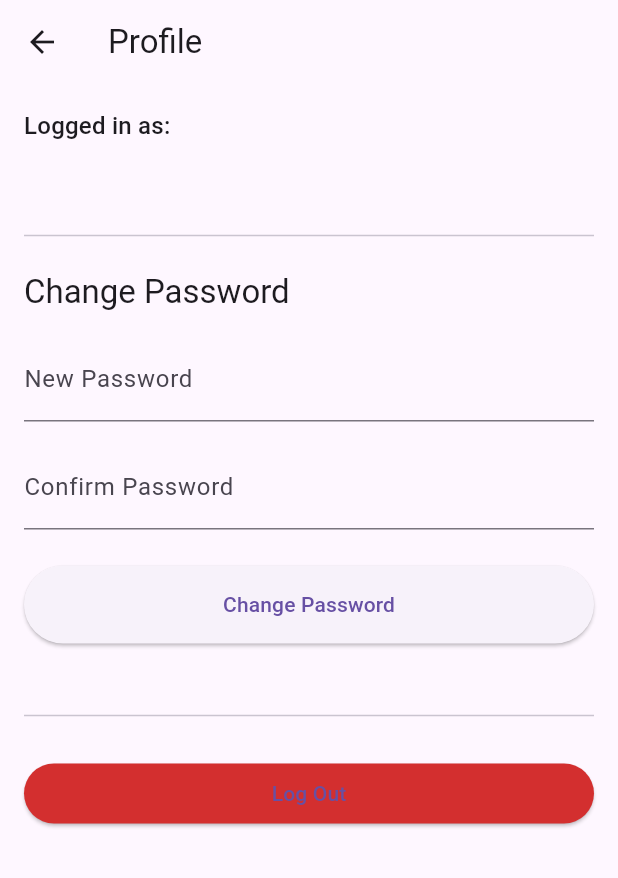
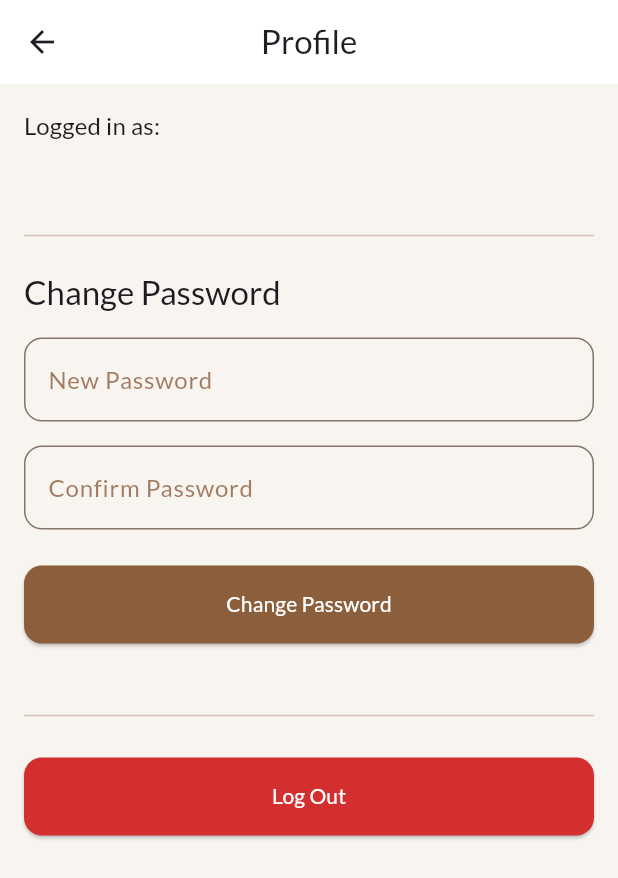
Before and after one commit to miguel101597/ecommerce-app, a Flutter app: the screen it shows once a user with an empty profile is signed in, after a tap on the "person outline" icon, on a phone screen of 412 x 824 dp. Shown: the top 878 px of the screen. Run offline on Flutter 3.47's test engine with Material 3 defaults, Android fonts, the phone set to English and light mode, and no system bars; our stand-ins replace cloud_firestore, firebase_auth, firebase_core, flutter_native_splash, google_fonts; accounts and stored records are empty; network calls fail.

Commit message:
Implement Module 19: Branding & Professional UI Refactor - Add google_fonts, define color palette and global ThemeData with Lato font, brown buttons, rounded text fields/cards, white AppBar, replace HomeScreen AppBar title with logo image, refine ProductCard with balanced 60/40 layout and rounded images

```diff
--- a/lib/main.dart
+++ b/lib/main.dart
@@ -7,6 +7,14 @@ import 'package:firebase_auth/firebase_auth.dart';
 import 'package:ecommerce_app/screens/auth_wrapper.dart';
 import 'package:ecommerce_app/providers/cart_provider.dart'; // 1. Need this
 import 'package:provider/provider.dart'; // 2. Need this
+import 'package:google_fonts/google_fonts.dart'; // 1. ADD THIS IMPORT
+
+// 2. --- ADD OUR NEW APP COLOR PALETTE ---
+const Color kRichBlack = Color(0xFF1D1F24); // A dark, rich black
+const Color kBrown = Color(0xFF8B5E3C);      // Our main "coffee" brown
+const Color kLightBrown = Color(0xFFD2B48C);  // A lighter tan/beige
+const Color kOffWhite = Color(0xFFF8F4F0);    // A warm, off-white background
+// --- END OF COLOR PALETTE ---
 
 void main() async {
   // 1. Preserve splash screen (Unchanged)
@@ -19,7 +27,7 @@ void main() async {
   );
 
   // 3. Set web persistence (Unchanged)
-  await FirebaseAuth.instance.setPersistence(Persistence.LOCAL);
+  // await FirebaseAuth.instance.setPersistence(Persistence.LOCAL);
 
   // 4. --- THIS IS THE FIX ---
   // We manually create the CartProvider instance *before* runApp
@@ -60,9 +68,75 @@ class MyApp extends StatelessWidget {
     return MaterialApp(
       debugShowCheckedModeBanner: false,
       title: 'eCommerce App',
+
+      // 1. --- THIS IS THE NEW, COMPLETE THEME ---
       theme: ThemeData(
-        primarySwatch: Colors.deepPurple,
+        // 2. Set the main color scheme
+        colorScheme: ColorScheme.fromSeed(
+          seedColor: kBrown, // Our new primary color
+          brightness: Brightness.light,
+          primary: kBrown,
+          onPrimary: Colors.white,
+          secondary: kLightBrown,
+          background: kOffWhite, // Our new app background
+        ),
+        useMaterial3: true,
+
+        // 3. Set the background color for all screens
+        scaffoldBackgroundColor: kOffWhite,
+
+        // 4. --- (FIX) APPLY THE GOOGLE FONT ---
+        // This applies "Lato" to all text in the app
+        textTheme: GoogleFonts.latoTextTheme(
+          Theme.of(context).textTheme,
+        ),
+
+        // 5. --- (FIX) GLOBAL BUTTON STYLE ---
+        elevatedButtonTheme: ElevatedButtonThemeData(
+          style: ElevatedButton.styleFrom(
+            backgroundColor: kBrown, // Use our new brown
+            foregroundColor: Colors.white, // Text color
+            padding: const EdgeInsets.symmetric(vertical: 16, horizontal: 24),
+            shape: RoundedRectangleBorder(
+              borderRadius: BorderRadius.circular(12), // Rounded corners
+            ),
+          ),
+        ),
+
+        // 6. --- (FIX) GLOBAL TEXT FIELD STYLE ---
+        inputDecorationTheme: InputDecorationTheme(
+          border: OutlineInputBorder(
+            borderRadius: BorderRadius.circular(12),
+            borderSide: BorderSide(color: Colors.grey[400]!),
+          ),
+          labelStyle: TextStyle(color: kBrown.withOpacity(0.8)),
+          focusedBorder: OutlineInputBorder(
+            borderRadius: BorderRadius.circular(12),
+            borderSide: const BorderSide(color: kBrown, width: 2.0),
+          ),
+        ),
+
+        // 7. --- (FIX) GLOBAL CARD STYLE ---
+        cardTheme: CardTheme(
+          elevation: 1, // A softer shadow
+          color: Colors.white, // Pure white cards on the off-white bg
+          shape: RoundedRectangleBorder(
+            borderRadius: BorderRadius.circular(12),
+          ),
+          // 8. This ensures the images inside the card are rounded
+          clipBehavior: Clip.antiAlias,
+        ),
+
+        // 9. --- (NEW) GLOBAL APPBAR STYLE ---
+        appBarTheme: const AppBarTheme(
+          backgroundColor: Colors.white, // Clean white AppBar
+          foregroundColor: kRichBlack, // Black icons and text
+          elevation: 0, // No shadow, modern look
+          centerTitle: true,
+        ),
       ),
+      // --- END OF NEW THEME ---
+
       home: const AuthWrapper(),
     );
   }
--- a/lib/screens/home_screen.dart
+++ b/lib/screens/home_screen.dart
@@ -26,7 +26,7 @@ class _HomeScreenState extends State<HomeScreen> {
   String _userRole = 'user';
   // 2. Get the current user from Firebase Auth
   final User? _currentUser = FirebaseAuth.instance.currentUser;
-
+  final FirebaseFirestore _firestore = FirebaseFirestore.instance;
   // 3. This function runs ONCE when the screen is first created
   @override
   void initState() {
@@ -66,8 +66,19 @@ class _HomeScreenState extends State<HomeScreen> {
   Widget build(BuildContext context) {
     return Scaffold(
       appBar: AppBar(
-        // 1. Use the _currentUser variable we defined
-        title: Text(_currentUser != null ? 'Welcome, ${_currentUser!.email}' : 'Home'),
+
+        // 1. --- THIS IS THE CHANGE ---
+        //    DELETE your old title:
+        /*
+        title: Text(_currentUser != null ? 'Welcome!' : 'Home'),
+        */
+
+        // 2. ADD this new title:
+        title: Image.asset(
+          'assets/images/app_logo.png', // 3. The path to your logo
+          height: 40, // 4. Set a fixed height
+        ),
+        // 5. 'centerTitle' is now handled by our global AppBarTheme
         actions: [
 
           // 1. --- ADD THIS NEW WIDGET ---
--- a/pubspec.yaml
+++ b/pubspec.yaml
@@ -40,6 +40,7 @@ dependencies:
   cloud_firestore: ^6.1.0
   provider: ^6.1.5+1
   intl: ^0.20.2
+  google_fonts: ^6.3.2
 
 dev_dependencies:
   flutter_test:
```
Also changed, not shown: lib/widgets/product_card.dart (+24 -19 lines), pubspec.lock.
